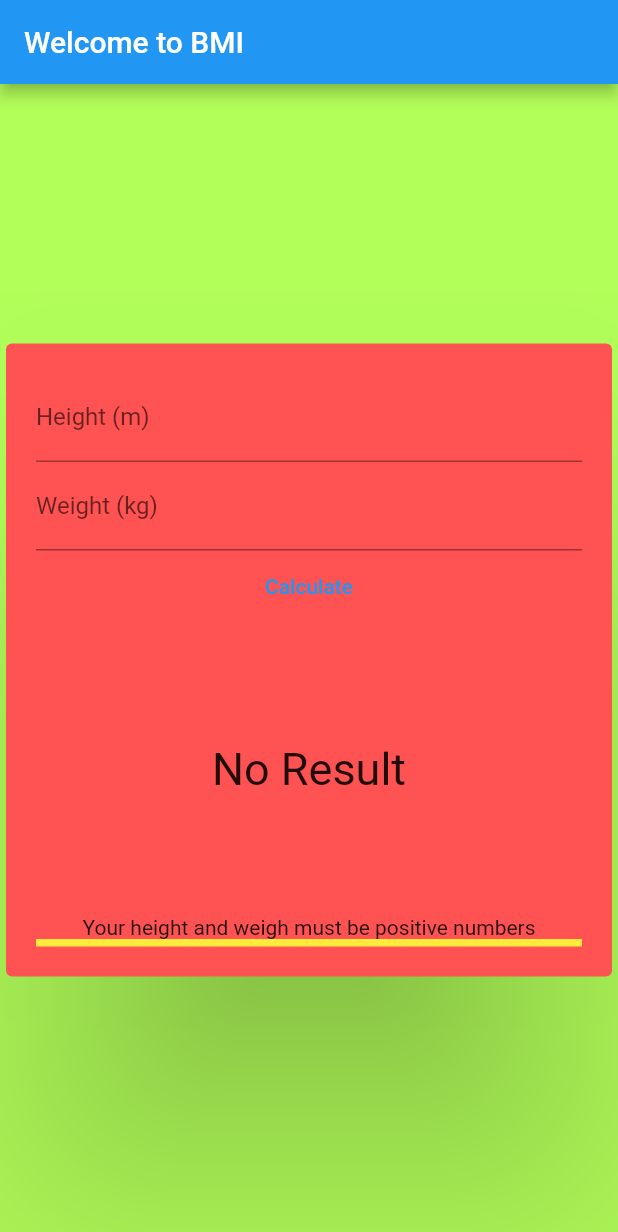
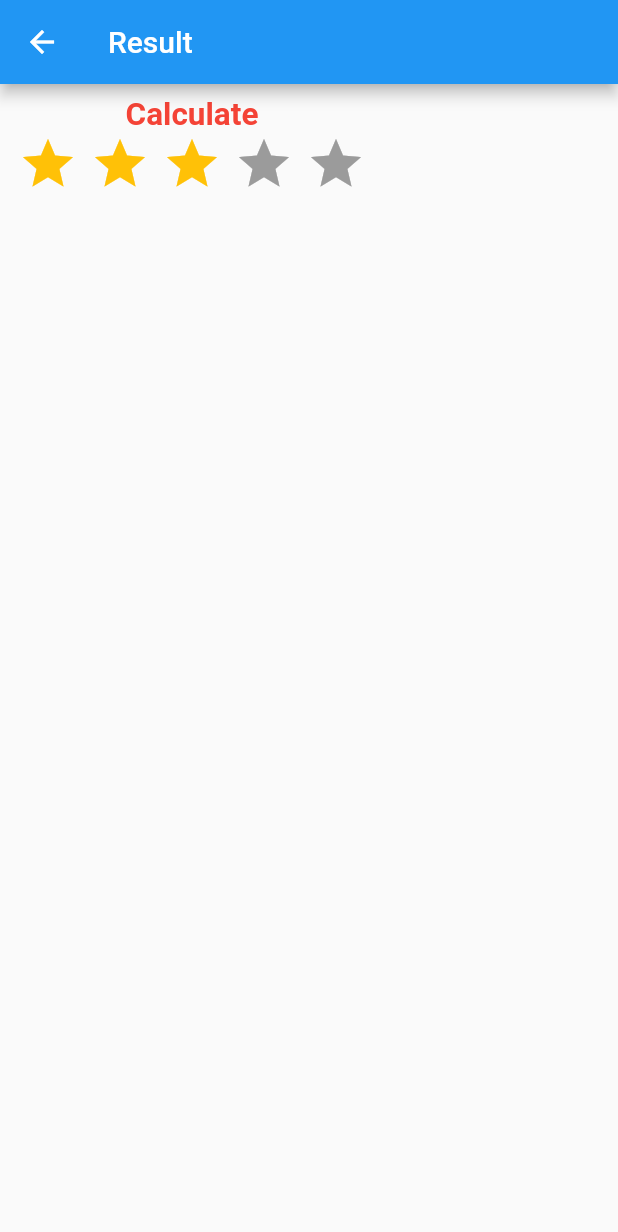
Before and after one commit to gantasrilaitha/bmi-app, a Flutter app: the screen it shows after launch, after a tap on "Calculate", on a phone screen of 412 x 824 dp. Shown: the top 1232 px of the screen. Run offline on Flutter 3.47's test engine with Material 2 defaults, Android fonts, the phone set to English and light mode, and no system bars; drawn by our look-alikes of flutter_rating_bar; missing offline and left inert: dart:html.

Commit message:
Second Pge Added

```diff
--- a/lib/main.dart
+++ b/lib/main.dart
@@ -1,156 +1,217 @@
 import 'dart:html';
 import 'package:flutter/material.dart';
+import 'package:firstapp/secondpage.dart';
 void main() {
-  runApp(MyApp());
+  runApp(const MyApp());
 }
+
+
 class MyApp extends StatelessWidget {
+  const MyApp({Key? key}) : super(key: key);
+
   @override
   Widget build(BuildContext context) {
     return MaterialApp(
-      debugShowCheckedModeBanner: false,
-      title: 'BMI_CALCULATOR',
-      home: HomePage(),
+      home: MyHomePage(),
     );
   }
 }
-class HomePage extends StatefulWidget {
+
+class MyHomePage extends StatefulWidget {
+  const MyHomePage({Key? key}) : super(key: key);
+
   @override
-  _HomePageState createState() => _HomePageState();
+  State<MyHomePage> createState() => _MyHomePageState();
 }
-class _HomePageState extends State<HomePage> {
 
-  final _heightController = TextEditingController();
-  final _weightController = TextEditingController();
-  double? _bmi;
-  String _message = 'Please enter your height and weight';
-
-  void _calculate() {
-    final double? height = double.tryParse(_heightController.value.text);
-    final double? weight = double.tryParse(_weightController.value.text);
+class _MyHomePageState extends State<MyHomePage> {
+  double typedouble = 0;
+  double height = 0;
 
 
-    if (height == null || height <= 0 || weight == null || weight <= 0) {
+  void _IncrementCounter(){
     setState(() {
-        _message = "Your height and weigh must be positive numbers";
+      typedouble++;
     });
-      return;
   }
-
+  void _DecrementCounter(){
     setState(() {
-      _bmi = weight / (height * height);
-      if (_bmi! < 18.5) {
-        _message = "You are underweight";
-      } else if (_bmi! < 25) {
-        _message = 'you are fit and fine';
-      } else if (_bmi! < 30) {
-        _message = 'You are overweight';
-      } else {
-        _message = 'You are obese';
-      }
+      typedouble--;
     });
   }
 
+  void _IncrementCounte1r(){
+    setState(() {
+      height++;
+    });
+  }
+  void _DecrementCounte2r(){
+    setState(() {
+      height--;
+    });
+  }
+
+
+  double bmic(){
+    double bmi = (typedouble) / (height)*(height);
+    return bmi;
+  }
+
+
+
+
   @override
   Widget build(BuildContext context) {
+
     return Scaffold(
-        backgroundColor: Colors.lightGreenAccent,
-        appBar:AppBar(title:Text('Welcome to BMI')),
-        body: Center(
+        backgroundColor: Colors.black54,
+        appBar: AppBar(
+          title: Text("BMI Calculator", style: TextStyle(fontWeight: FontWeight.bold),),
+        ),
+        body: Column(
+            mainAxisAlignment: MainAxisAlignment.start,
+            children: [
+              Text("Hello welcome to BMI Calculator",
+                  style: TextStyle(fontSize: 21, fontWeight: FontWeight.bold, color: Colors.red)),
 
-            child: Container(
-              // _message='enter your details',
-                width: 1400,
-                child: Card(
-                  color: Colors.redAccent,
-                  elevation: 80,
-                  child: Padding(
-                    padding: const EdgeInsets.all(20),
-                    child: Column(
-                        mainAxisSize: MainAxisSize.min,
+              Container(
+
+                height:150,
+                width: 650,
+                color: Colors.yellow,
+
+                child: Row(
+
                   children: [
-                          TextField(
-                            keyboardType:
-                            TextInputType.numberWithOptions(decimal: true),
-                            decoration: InputDecoration(labelText: 'Height (m)'),
-                            controller: _heightController,
+                    Text(
+                      "Weight ${typedouble.round()}", style: TextStyle(fontSize: 23, fontWeight: FontWeight.normal ,color: Colors.red),
                     ),
-                          TextField(
-                            keyboardType:
-                            TextInputType.numberWithOptions(decimal: true),
-                            decoration: InputDecoration(
-                              labelText: 'Weight (kg)',
-                            ),
-                            controller: _weightController,
-                          ),
-                          TextButton(
-                            onPressed: _calculate, child: const Text('Calculate'),
 
-                          ),
-                          SizedBox(
-                              height: 80
-                          ),
-                          Container(
-                            child: Text(
-                              _bmi == null ? 'No Result' : _bmi!.toStringAsFixed(2),
-                              style: TextStyle(fontSize: 30),
-                              textAlign: TextAlign.center,
+                    ElevatedButton(
+
+                      onPressed: _IncrementCounter,
+                      child: Text('+'),
+                      style: ElevatedButton.styleFrom(
+                        shape: CircleBorder(),
+                        padding: EdgeInsets.all(23),
                       ),
                     ),
-                          SizedBox(
-                              height: 80
-                          ),
-                          Container(
-                            child: Text(
-                              _message,
-                              textAlign: TextAlign.center,
+                    ElevatedButton(
+                      onPressed: _DecrementCounter,
+                      child: Text('-'),
+                      style: ElevatedButton.styleFrom(
+                        shape: CircleBorder(),
+                        padding: EdgeInsets.all(23),
                       ),
                     ),
 
-                          GestureDetector(
-                            onTap: (){
-                              Navigator.push(context,MaterialPageRoute(builder:(context)=>ResultPage(bmi:0)));
-
-                            },
-                            child: Container(
-                              height : 5,
-                              width: 800,
-                              color:Colors.yellow,
+                    Slider(value: typedouble,min:0,max:635, onChanged: (value){
+                      setState(() {
+                        typedouble = value;
+                      });
+                    })
+                  ],
+                ),
 
               ),
+              Container(
+
+                height:150,
+                width: 650,
+                color: Colors.grey,
+
+                child: Row(
+
+                  children: [
+                    Text(
+                      "Height ${height.round()}", style: TextStyle(fontSize: 23, fontWeight: FontWeight.normal ,color: Colors.red),
+                    ),
+
+                    ElevatedButton(
+
+                      onPressed: _IncrementCounte1r,
+                      child: Text('+'),
+                      style: ElevatedButton.styleFrom(
+                        shape: CircleBorder(),
+                        padding: EdgeInsets.all(23),
+                      ),
+                    ),
+                    ElevatedButton(
+                      onPressed: _DecrementCounte2r,
+                      child: Text('-'),
+                      style: ElevatedButton.styleFrom(
+                        shape: CircleBorder(),
+                        padding: EdgeInsets.all(23),
+                      ),
+                    ),
+
+                    Slider(value: height,min:0,max:140, activeColor: Colors.green,onChanged: (value){
+                      setState(() {
+                        height = value;
+                      });
+                    })
+                  ],
+                ),
+              ),
+              Container(
+                height: 133,
+                width: 309,
+                color: Colors.black87,
+
+                child: Column(
+                  children: [
+
+                    TextButton(onPressed: (){
+                      double bmi=bmic();
+
+                      Navigator.push(context,MaterialPageRoute(builder: (bmi)=>SecondPage()));
+                    },
+                        child: Column(
+                          children: [
+                            Text("Calculate", style: TextStyle(
+                                fontSize: 20,
+                                fontWeight: FontWeight.bold,
+                                color: Colors.deepPurple
+                            )
+
+                            )
+
+
+
+                          ],
+
+                        )
 
 
                     ),
 
-                        ]),
+                    Container(
+                        height: 133,
+                        width: 309,
+                        color: Colors.black87,
+
+                        child: Column(
+                          children: [
+
+                            Text("BMI=${((typedouble)/((height)*(height)))}",style:TextStyle(
+                                fontSize: 20,
+                                fontWeight: FontWeight.bold,
+                                color: Colors.deepPurple
+
+                            )
+
                             ),
+                          ],
+
                         )
-            )));
-  }
-}
 
-class ResultPage extends StatefulWidget {
-  ResultPage({Key? key, required this.bmi}) : super(key: key);
-  double bmi;
-  @override
-  State<ResultPage> createState() => _ResultPageState();
-}
 
-class _ResultPageState extends State<ResultPage> {
-  @override
-  Widget build(BuildContext context) {
-    return Scaffold(
-      appBar: AppBar(
-        title: Text("GO BACK!"),
                     ),
-      body: Center(
-          child: Column(
-              mainAxisAlignment: MainAxisAlignment.spaceEvenly,
-              crossAxisAlignment: CrossAxisAlignment.center,
-              children: [
-                Text("RECALCULATE: ${widget.bmi}"),
-              ]
-          )
+
+                  ],
+
+
                 ),
-    );
-  }
-}
+
+              )]));
+  }}
--- /dev/null
+++ b/lib/secondpage.dart
@@ -0,0 +1,64 @@
+import 'dart:html';
+import 'package:firstapp/main.dart';
+import 'package:flutter/material.dart';
+import 'package:flutter_rating_bar/flutter_rating_bar.dart';
+void main() {
+  runApp(const MyApp());
+}
+class MyApp extends StatelessWidget {
+  const MyApp({Key?key}):super(key:key);
+  @override
+  Widget build(BuildContext context) {
+    return MaterialApp(
+      home: SecondPage(),
+    );
+  }
+}
+class SecondPage extends StatefulWidget {
+  const SecondPage({Key?key}):super(key:key);
+  @override
+  State<SecondPage> createState()=> _SecondPage();
+}
+class _SecondPage extends State<SecondPage>{
+  @override
+  Widget build(BuildContext context){
+    return Scaffold(
+      appBar:AppBar(
+        title:Text("Result"),
+      ),
+      body:Column(
+        children:[
+          TextButton(onPressed: (){
+            Navigator.pop(context,MaterialPageRoute(builder: (context)=>MyHomePage()));
+          },
+            child:Column(
+              children: [
+              Text("Calculate" ,
+                  style: TextStyle(
+                      fontSize: 21, fontWeight: FontWeight.bold, color: Colors.red)
+              ),
+                RatingBar.builder(
+                  initialRating: 3,
+                  minRating: 1,
+                  direction: Axis.horizontal,
+                  allowHalfRating: true,
+                  itemCount: 5,
+                  itemPadding: EdgeInsets.symmetric(horizontal: 4.0),
+                  itemBuilder: (context, _) => Icon(
+                    Icons.star,
+                    color: Colors.amber,
+                  ),
+                  onRatingUpdate: (rating) {
+                    print(rating);
+                  },
+                )
+
+              ]
+            )
+          )
+
+        ]
+      )
+    );
+  }
+}
```
Also changed, not shown: pubspec.yaml (+5 -3 lines), pubspec.lock. Lines whose indentation alone changed are shown as unchanged.
